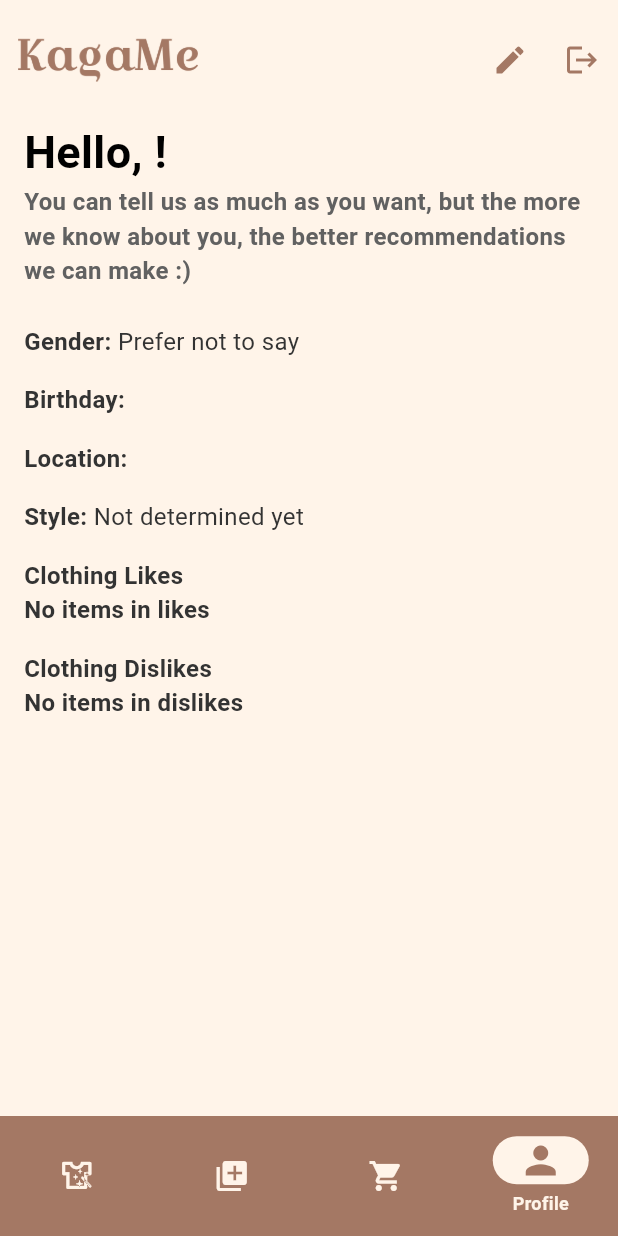
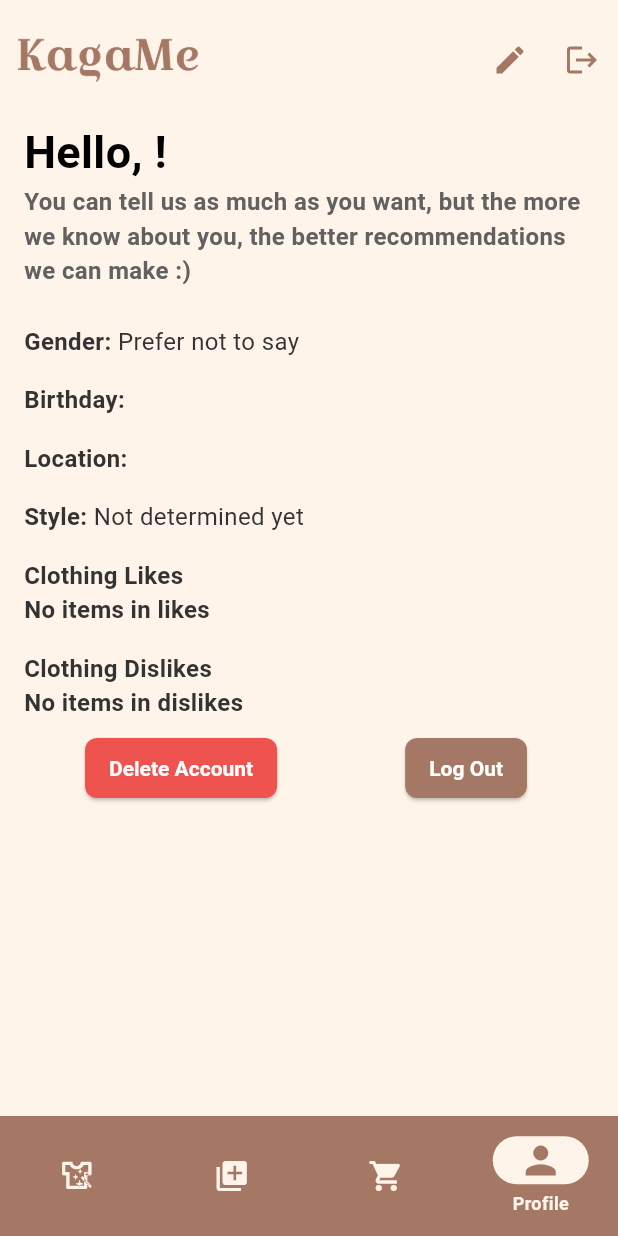
Before and after one commit to chienshyong/kagame_app, a Flutter app: the ProfilePage screen opened by its route, on a phone screen of 412 x 824 dp. Run offline on Flutter 3.47's test engine with Material 3 defaults, Android fonts, the light colour scheme and no system bars; our stand-ins replace cached_network_image, dropdown_search, event_bus, firebase_auth, firebase_core, flutter_cache_manager and 6 more; missing offline and left inert: flutter_client_sse, material_tag_editor; accounts and stored records are empty; network calls fail; project files that could hold a hidden picture were left out.

Commit message:
fix previous merge error for delete user account buttons

```diff
--- a/lib/profile/profile.dart
+++ b/lib/profile/profile.dart
@@ -224,7 +224,6 @@ class _ProfilePageState extends State<ProfilePage> {
     );
 
     if (response.statusCode == 200) {
-      context.go('/login');
       // Account deletion successful.
       // Redirect the user to the login screen or show a success message.
     } else {
@@ -661,7 +660,89 @@ class _ProfilePageState extends State<ProfilePage> {
                       ),
                     )
                         : Text('No items in dislikes'),
+
+                                      // Buttons at the bottom
+              Container(
+                margin: EdgeInsets.only(top: 8.0),
+                  child:
+                    Row(
+                      mainAxisAlignment: MainAxisAlignment.spaceAround,
+                      children: [
+                        Flexible(
+                          child:
+                            Container(
+                              margin: EdgeInsets.only(right: 4.0),
+                              child:
+                                ElevatedButton(
+                                  onPressed: () {
+                                    showDialog(
+                                      context: context,
+                                      builder: (BuildContext context) {
+                                        return AlertDialog(
+                                          title: const Text('Delete Your Account?'),
+                                          content: const Text(
+                                            'Deleting your account will permamnently remove all your user data.'
+                                          ),
+                                          actions: [
+                                            TextButton(
+                                              child: const Text('Cancel'),
+                                              onPressed: () {
+                                                Navigator.of(context).pop(); // Dismiss the dialog
+                                              },
+                                            ),
+                                            ElevatedButton(
+                                              child: const Text('Confirm'),
+                                              onPressed: () async {
+                                                await deleteUserAccount();
+                                                await authService.logout();
+                                                context.go('/login');
+                                              },
+                                            ),
+                                          ],
+                                        );
+                                      },
+                                    );
+                                  },
+
+                                  child: const Text('Delete Account'),
+                                  style: ElevatedButton.styleFrom(
+                                    foregroundColor: Colors.white,
+                                    backgroundColor: Colors.red[400],
+                                    textStyle: TextStyle(
+                                      fontSize: 14,
+                                      fontWeight: FontWeight.bold,
+                                    ),
+                                  ),
+                                ),
+                              ),
+                        ),
+
+                        Flexible(
+                          child:
+                            Container(
+                              margin: EdgeInsets.only(right: 4.0),
+                              child:
+                                ElevatedButton(
+                                  onPressed: () async {
+                                    await authService.logout();
+                                    context.go('/login');
+                                  },
+                                  child: const Text('Log Out'),
+                                  style: ElevatedButton.styleFrom(
+                                    textStyle: TextStyle(
+                                      fontSize: 14,
+                                      fontWeight: FontWeight.bold,
+                                    ),
+                                  ),
+                                ),
+                            ),
+                          ),
+                        ]
+                      ),
+                    ),
                   ]
+
+
 
                   // EDIT MODE
                   else ...[
```
